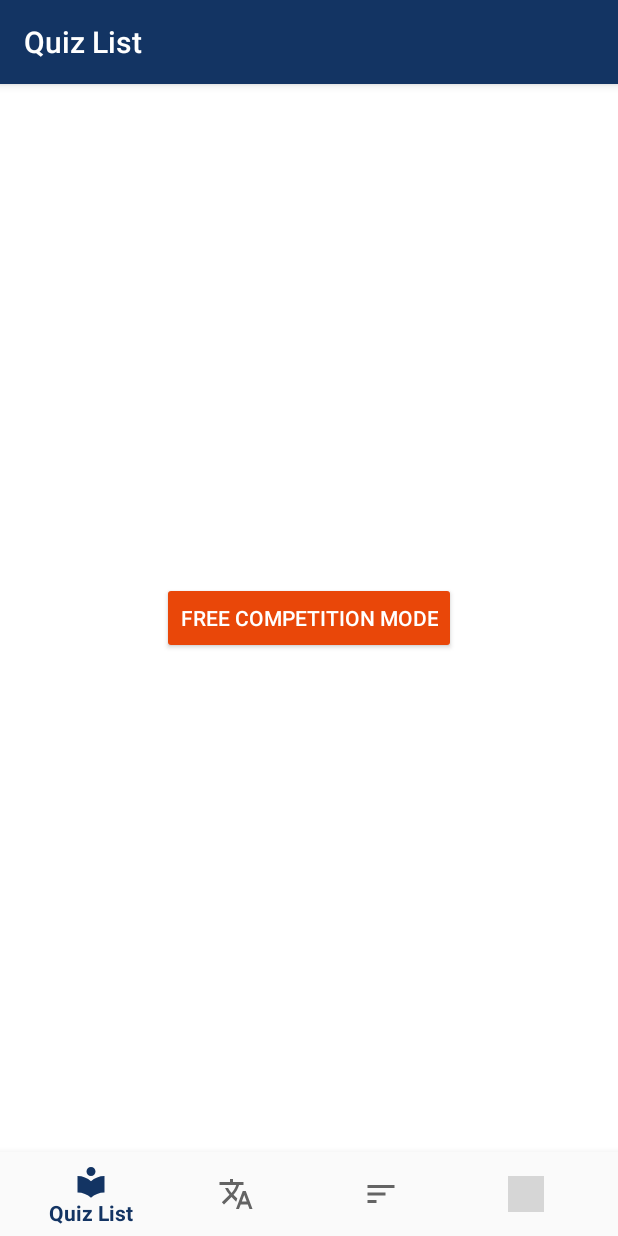
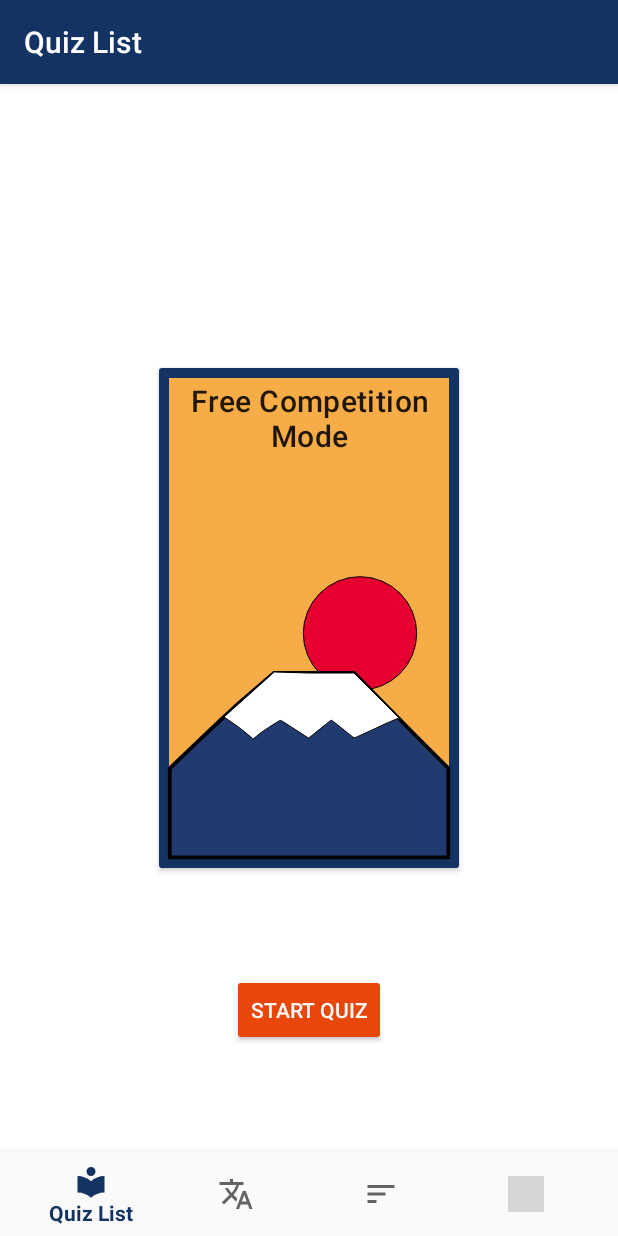
Before and after one commit to saluf/android-kakikana, an Android app: the QuizFragment screen opened through its navigation route, after a tap on "Cancel Quiz", on a phone screen of 412 x 824 dp. Run offline under Robolectric (Android 15) with nearby library versions, the phone set to English and light mode, and no system bars; our stand-ins replace Firebase (no records; nobody signed in at launch, a user with empty details on screens opened directly), navigation-ui; network calls fail; 1 statement that could not run was skipped; grey boxes are pictures that could not be loaded.

Commit message:
style: Restyle Quiz List Page

```diff
--- /dev/null
+++ b/app/src/main/res/drawable/ic_quiz_card_back.xml
@@ -0,0 +1,19 @@
+<vector android:height="166.66667dp" android:viewportHeight="132.29167"
+    android:viewportWidth="79.375" android:width="100dp" xmlns:android="http://schemas.android.com/apk/res/android">
+    <path android:fillColor="#133463"
+        android:pathData="M0,0h79.375v132.292h-79.375z" android:strokeWidth="0.264583"/>
+    <path android:fillColor="#e94709" android:fillType="evenOdd"
+        android:pathData="M54.896,43.1m-5.224,0a5.224,5.224 0,1 1,10.448 0a5.224,5.224 0,1 1,-10.448 0" android:strokeWidth="0.681523"/>
+    <path android:fillColor="#ffffff" android:fillType="evenOdd"
+        android:pathData="m57.632,56.229l1.18,0.131a1.822,1.88 52.216,0 1,1.579 2.036l-3.432,24.084a1.822,1.88 52.216,0 1,-2.101 1.629l-1.18,-0.131a1.822,1.88 52.216,0 1,-1.579 -2.036L55.531,57.857a1.822,1.88 52.216,0 1,2.101 -1.629z" android:strokeWidth="0.428938"/>
+    <path android:fillColor="#ffffff" android:fillType="evenOdd"
+        android:pathData="m60.325,57.808l-0,1.195a1.851,1.851 103.675,0 1,-1.851 1.851l-28.014,0a1.851,1.851 129.697,0 1,-1.851 -1.851l-0,-1.195a1.851,1.851 104.704,0 1,1.851 -1.851L58.474,55.957a1.851,1.851 66.018,0 1,1.851 1.851z" android:strokeWidth="0.428834"/>
+    <path android:fillColor="#ffffff" android:fillType="evenOdd"
+        android:pathData="m49.089,46.843l3.997,2.83l-23.531,33.229l-3.997,-2.83z" android:strokeWidth="0.428834"/>
+    <path android:fillColor="#ffffff"
+        android:pathData="m25.249,80.464 l1.998,1.415 1.998,1.415 -2.273,0.948 -2.273,0.948 0.275,-2.363z"
+        android:strokeColor="#00000000" android:strokeWidth="0.496105"/>
+    <path android:fillColor="#ffffff"
+        android:pathData="m20.103,89.932c-0.549,0.337 -1.207,0.541 -1.647,1.012 -0.317,0.339 0.835,-0.407 1.259,-0.597 1.6,-0.72 3.24,-1.302 4.922,-1.793 1.363,-0.375 2.814,-0.569 4.158,-0.045 1.182,0.677 2.207,1.594 3.296,2.407 1.054,0.736 2.228,1.203 3.465,1.517 1.323,0.328 2.682,0.393 4.038,0.442 1.7,0.034 3.362,-0.217 5,-0.649 1.982,-0.72 3.818,-1.918 5.22,-3.491l-2.747,1.151l0,0c0,0 -0.441,0.217 -0.78,0.353 -0.816,0.326 -2.59,0.963 -4.315,0.921 -1.336,-0.04 -2.678,-0.1 -3.985,-0.402 -1.209,-0.304 -2.376,-0.695 -3.413,-1.414 -1.109,-0.82 -2.154,-1.731 -3.312,-2.48 -1.424,-0.646 -2.867,-0.441 -4.345,-0.067 -3.379,0.975 -6.611,2.336 -9.586,4.237l2.772,-1.102z"
+        android:strokeColor="#00000000" android:strokeWidth="0.428834"/>
+</vector>
--- /dev/null
+++ b/app/src/main/res/drawable/ic_quiz_card_front.xml
@@ -0,0 +1,16 @@
+<vector android:height="166.66667dp" android:viewportHeight="132.29167"
+    android:viewportWidth="79.375" android:width="100dp" xmlns:android="http://schemas.android.com/apk/res/android">
+    <path android:fillColor="#133463"
+        android:pathData="M0,0h79.375v132.292h-79.375z" android:strokeWidth="0.264583"/>
+    <path android:fillColor="#f6ad48"
+        android:pathData="M2.646,2.646h74.083v127h-74.083z" android:strokeWidth="0.264583"/>
+    <path android:fillColor="#e6002f"
+        android:pathData="M53.176,70.222m-15,0a15,15 0,1 1,30 0a15,15 0,1 1,-30 0"
+        android:strokeColor="#000000" android:strokeWidth="0.26458333"/>
+    <path android:fillColor="#213a70"
+        android:pathData="m2.852,117.692l0,-11.789L11.693,97.493C16.555,92.868 21.167,88.635 21.167,88.635L30.427,80.698l10.583,0 10.583,0l16.435,16.677 8.529,8.528l0,11.788 0,11.788L39.705,129.48 2.852,129.48Z"
+        android:strokeColor="#000000" android:strokeWidth="1"/>
+    <path android:fillColor="#ffffff"
+        android:pathData="M23.823,97.241 L21.029,94.996 17.198,92.34C24.606,85.725 30.49,80.433 30.49,80.433l9.127,0.265 11.977,0L63.5,92.604c0,0 -2.864,1.186 -3.878,1.661 -4.041,1.893 -6.905,3.204 -7.452,3.412l-0.576,0.219 -1.083,-0.868c-0.596,-0.477 -1.902,-1.528 -2.903,-2.334 -1.001,-0.806 -1.895,-1.466 -1.986,-1.467 -0.187,-0.001 -0.208,0.015 -3.547,2.71 -1.336,1.078 -2.457,1.96 -2.492,1.96 -0.035,0 -1.611,-1.003 -3.502,-2.229 -1.891,-1.226 -3.553,-2.286 -3.693,-2.356 -0.335,-0.167 -0.31,-0.181 -4.109,2.278 -1.734,1.122 -3.305,2.551 -3.432,2.624 0,0 -0.354,-0.548 -1.023,-0.973z"
+        android:strokeColor="#000000" android:strokeWidth="0.264583"/>
+</vector>
--- a/app/src/main/res/layout/content_quiz_list.xml
+++ b/app/src/main/res/layout/content_quiz_list.xml
@@ -1,5 +1,6 @@
 <?xml version="1.0" encoding="utf-8"?>
-<FrameLayout xmlns:android="http://schemas.android.com/apk/res/android"
+<androidx.constraintlayout.widget.ConstraintLayout xmlns:android="http://schemas.android.com/apk/res/android"
+    xmlns:app="http://schemas.android.com/apk/res-auto"
     xmlns:tools="http://schemas.android.com/tools"
     android:layout_width="match_parent"
     android:layout_height="match_parent"
@@ -7,12 +8,45 @@
     android:elevation="@dimen/elevation_standard"
     tools:context=".ui.QuizListFragment">
 
+    <!-- TODO: upgrade to AdaptiveView to accommodate more cards -->
+    <androidx.cardview.widget.CardView
+        android:id="@+id/wrapper_quiz_card"
+        android:layout_width="@dimen/width_quiz_card"
+        android:layout_height="@dimen/height_quiz_card"
+        app:layout_constraintBottom_toBottomOf="parent"
+        app:layout_constraintEnd_toEndOf="parent"
+        app:layout_constraintStart_toStartOf="parent"
+        app:layout_constraintTop_toTopOf="parent">
+
+        <ImageView
+            android:id="@+id/iv_quiz_card"
+            android:layout_width="match_parent"
+            android:layout_height="match_parent"
+            android:layout_gravity="center"
+            android:background="@android:color/transparent"
+            android:scaleType="fitXY"
+            android:src="@drawable/ic_quiz_card_front"
+            android:text="@string/btn_text_start_quiz" />
+
+        <TextView
+            android:id="@+id/tv_quiz_card_name"
+            style="@style/text_quiz_card_name"
+            android:layout_width="match_parent"
+            android:layout_height="wrap_content"
+            android:text="@string/quiz_card_name_0" />
+    </androidx.cardview.widget.CardView>
+
+
     <Button
         android:id="@+id/btn_start_quiz"
         style="@style/Widget.AppCompat.Button.Colored"
         android:layout_width="wrap_content"
         android:layout_height="wrap_content"
-        android:layout_gravity="center"
-        android:text="@string/btn_text_start_quiz" />
+        android:text="@string/btn_text_start_quiz"
+        app:layout_constraintBottom_toBottomOf="parent"
+        app:layout_constraintEnd_toEndOf="parent"
+        app:layout_constraintStart_toStartOf="parent"
+        app:layout_constraintTop_toBottomOf="@+id/wrapper_quiz_card" />
 
-</FrameLayout>
+
+</androidx.constraintlayout.widget.ConstraintLayout>
--- a/app/src/main/res/values/dimens.xml
+++ b/app/src/main/res/values/dimens.xml
@@ -6,8 +6,10 @@
     <dimen name="size_btn_standard">24dp</dimen>
     <dimen name="size_saved_quiz_result_bitmap_size">96dp</dimen>
     <dimen name="size_widget_flash_card">150dp</dimen>
+    <dimen name="height_quiz_card">333dp</dimen>
     <dimen name="height_quiz_progress_bar">20dp</dimen>
     <dimen name="height_quiz_history">300dp</dimen>
+    <dimen name="width_quiz_card">200dp</dimen>
 
     <!-- clearance: space, margin, padding -->
     <!-- format: type_[block_]itemA_to_itemB -->
@@ -30,6 +32,7 @@
     <dimen name="margin_profile_header_item_to_center_guideline">8dp</dimen>
     <dimen name="margin_widget_card_to_edge">8dp</dimen>
     <dimen name="padding_profile_header_bottom">8dp</dimen>
+    <dimen name="padding_quiz_card_name">8dp</dimen>
 
     <!-- others -->
     <dimen name="stroke_width_drawing_view">5dp</dimen>
--- a/app/src/main/res/values/strings.xml
+++ b/app/src/main/res/values/strings.xml
@@ -14,6 +14,9 @@
 
     <!--  Quiz question types  -->
     <string name="question_type_write">please write:</string>
+
+    <!-- Quiz card names -->
+    <string name="quiz_card_name_0">Free Competition Mode</string>
 
     <!--  Content descriptions  -->
     <string name="content_desc_btn_confirm">confirm answer</string>
@@ -34,7 +37,7 @@
     <!--  Button text  -->
     <string name="btn_text_quiz_confirm">Confirm</string>
     <string name="btn_text_quiz_next">Next</string>
-    <string name="btn_text_start_quiz">Free Competition Mode</string>
+    <string name="btn_text_start_quiz">Start Quiz</string>
     <string name="btn_text_quiz_end">End</string>
     <string name="btn_text_quiz_again">Again</string>
     <string name="btn_text_sign_in_anonymous">Sign in latter</string>
--- a/app/src/main/res/values/styles.xml
+++ b/app/src/main/res/values/styles.xml
@@ -32,7 +32,14 @@
     <style name="text_card_stat_figure">
         <item name="android:gravity">center</item>
         <item name="android:maxLines">1</item>
-        <item name="android:textAppearance">@style/TextAppearance.MaterialComponents.Headline3
+        <item name="android:textAppearance">@style/TextAppearance.MaterialComponents.Headline3</item>
+        <item name="android:textColor">@color/colorPrimary</item>
+    </style>
+
+    <style name="text_quiz_card_name">
+        <item name="android:gravity">center|top</item>
+        <item name="android:padding">@dimen/padding_quiz_card_name</item>
+        <item name="android:textAppearance">@style/TextAppearance.MaterialComponents.Headline6
         </item>
     </style>
 
--- a/app/src/main/res/xml/flash_card_app_widget_info.xml
+++ b/app/src/main/res/xml/flash_card_app_widget_info.xml
@@ -4,7 +4,7 @@
     android:initialLayout="@layout/flash_card_app_widget"
     android:minWidth="@dimen/size_widget_flash_card"
     android:minHeight="@dimen/size_widget_flash_card"
-    android:previewImage="@drawable/example_appwidget_preview"
+    android:previewImage="@drawable/ic_quiz_card_back"
     android:resizeMode="horizontal|vertical"
     android:updatePeriodMillis="86400000"
     android:widgetCategory="home_screen"/>
```
Also changed, not shown: 2 other files.
